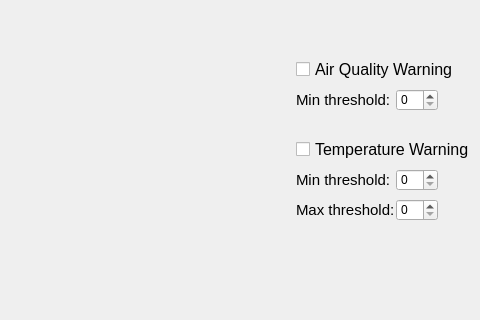
The window that mainwindow.ui (CGodiksen/indoor-climate-assistant) describes before a commit, drawn with Qt 5; both pictures show x 704 to 1184 and y 221 to 541 of the 1184 by 647 pixel window.
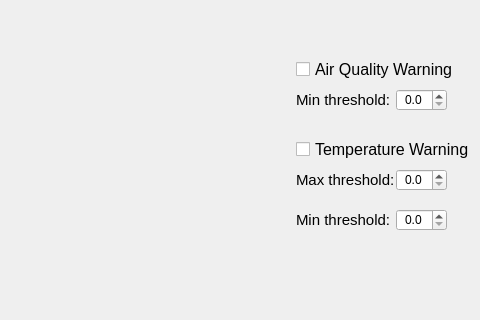
The same window after the commit. Custom widgets are drawn as their Qt base class.

Commit message:
Changed the GUI slightly and made it so the thresholds can be doubles.
Also added some todos.

What changed in the file:
```diff
--- a/mainwindow.ui
+++ b/mainwindow.ui
@@ -181,16 +181,6 @@
      </rect>
     </property>
    </widget>
-   <widget class="QSpinBox" name="aqMinSpinBox">
-    <property name="geometry">
-     <rect>
-      <x>1100</x>
-      <y>310</y>
-      <width>42</width>
-      <height>22</height>
-     </rect>
-    </property>
-   </widget>
    <widget class="QLabel" name="label_3">
     <property name="geometry">
      <rect>
@@ -213,7 +203,7 @@
     <property name="geometry">
      <rect>
       <x>1000</x>
-      <y>390</y>
+      <y>430</y>
       <width>111</width>
       <height>21</height>
      </rect>
@@ -227,21 +217,11 @@
      <string>Min threshold:</string>
     </property>
    </widget>
-   <widget class="QSpinBox" name="tMinSpinBox">
-    <property name="geometry">
-     <rect>
-      <x>1100</x>
-      <y>390</y>
-      <width>42</width>
-      <height>22</height>
-     </rect>
-    </property>
-   </widget>
    <widget class="QLabel" name="label_5">
     <property name="geometry">
      <rect>
       <x>1000</x>
-      <y>420</y>
+      <y>390</y>
       <width>111</width>
       <height>21</height>
      </rect>
@@ -255,14 +235,67 @@
      <string>Max threshold:</string>
     </property>
    </widget>
-   <widget class="QSpinBox" name="tMaxSpinBox">
+   <widget class="QDoubleSpinBox" name="aqMinSpinBox">
     <property name="geometry">
      <rect>
       <x>1100</x>
-      <y>420</y>
-      <width>42</width>
+      <y>310</y>
+      <width>51</width>
       <height>22</height>
      </rect>
+    </property>
+    <property name="alignment">
+     <set>Qt::AlignCenter</set>
+    </property>
+    <property name="decimals">
+     <number>1</number>
+    </property>
+    <property name="singleStep">
+     <double>0.500000000000000</double>
+    </property>
+   </widget>
+   <widget class="QDoubleSpinBox" name="tMinSpinBox">
+    <property name="geometry">
+     <rect>
+      <x>1100</x>
+      <y>430</y>
+      <width>51</width>
+      <height>22</height>
+     </rect>
+    </property>
+    <property name="alignment">
+     <set>Qt::AlignCenter</set>
+    </property>
+    <property name="decimals">
+     <number>1</number>
+    </property>
+    <property name="singleStep">
+     <double>0.500000000000000</double>
+    </property>
+   </widget>
+   <widget class="QDoubleSpinBox" name="tMaxSpinBox">
+    <property name="geometry">
+     <rect>
+      <x>1100</x>
+      <y>390</y>
+      <width>51</width>
+      <height>22</height>
+     </rect>
+    </property>
+    <property name="wrapping">
+     <bool>false</bool>
+    </property>
+    <property name="frame">
+     <bool>true</bool>
+    </property>
+    <property name="alignment">
+     <set>Qt::AlignCenter</set>
+    </property>
+    <property name="decimals">
+     <number>1</number>
+    </property>
+    <property name="singleStep">
+     <double>0.500000000000000</double>
     </property>
    </widget>
   </widget>
```
The commit also changes 1 other file.
